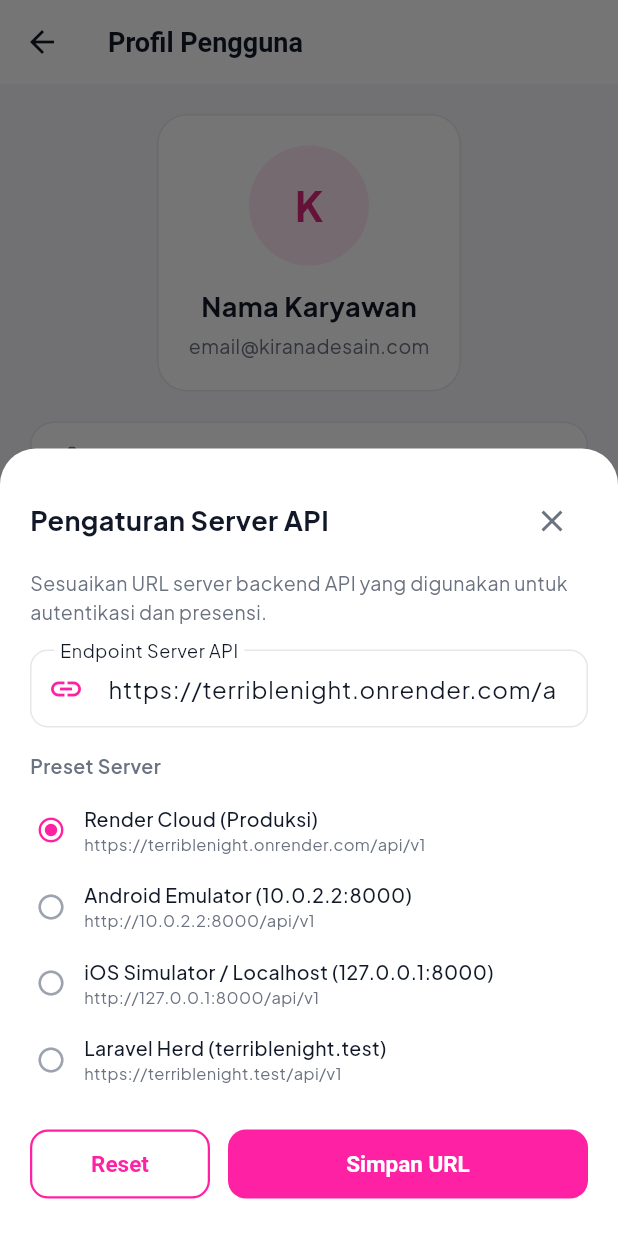
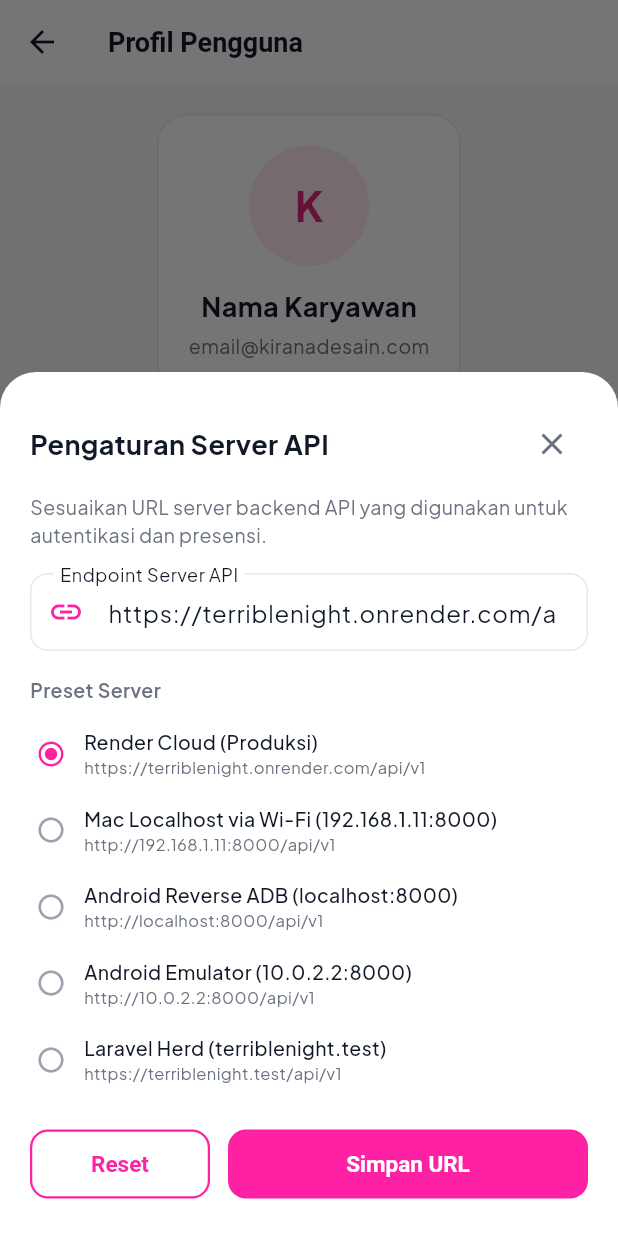
Before and after one commit to anywindo/KiranaPeople-Flutter, a Flutter app: the ProfileScreen screen opened directly, after a tap on "Pengaturan Server API", on a phone screen of 412 x 824 dp. Run offline on Flutter 3.47's test engine with Material 3 defaults, Android fonts, the phone set to English and light mode, and no system bars; our stand-ins replace dio, flutter_riverpod, flutter_secure_storage, geolocator, google_fonts, image_picker and 1 more; accounts and stored records are empty.

Commit message:
fix(network): resolve full API path and enable cleartext traffic for local networks

```diff
--- a/lib/core/config/api_config.dart
+++ b/lib/core/config/api_config.dart
@@ -10,12 +10,16 @@ class ApiConfig {
       'url': 'https://terriblenight.onrender.com/api/v1',
     },
     {
+      'label': 'Mac Localhost via Wi-Fi (192.168.1.11:8000)',
+      'url': 'http://192.168.1.11:8000/api/v1',
+    },
+    {
+      'label': 'Android Reverse ADB (localhost:8000)',
+      'url': 'http://localhost:8000/api/v1',
+    },
+    {
       'label': 'Android Emulator (10.0.2.2:8000)',
       'url': 'http://10.0.2.2:8000/api/v1',
-    },
-    {
-      'label': 'iOS Simulator / Localhost (127.0.0.1:8000)',
-      'url': 'http://127.0.0.1:8000/api/v1',
     },
     {
       'label': 'Laravel Herd (terriblenight.test)',
```
Also changed, not shown: lib/core/network/api_client.dart (+38 -8 lines), 2 other files.
